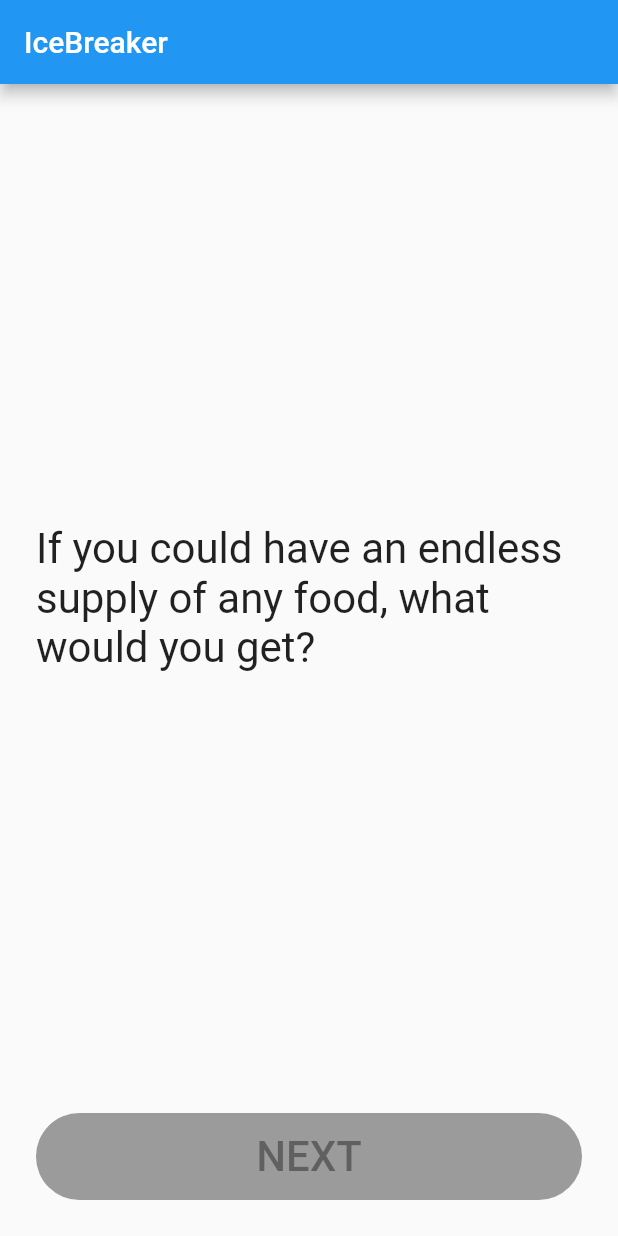
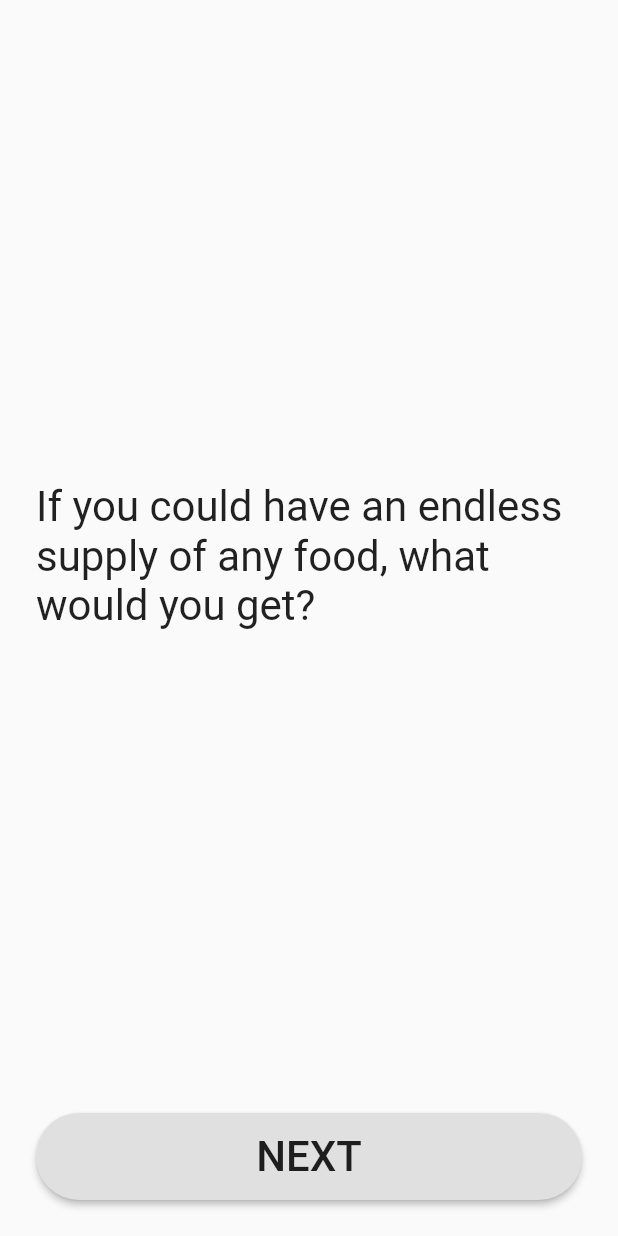
Before and after one commit to aroussie-zz/Icebreaker, a Flutter app: the screen it shows after launch, on a phone screen of 412 x 824 dp. Run offline on Flutter 3.47's test engine with Material 2 defaults, Android fonts, the phone set to English and light mode, and no system bars.

```diff
--- a/lib/main.dart
+++ b/lib/main.dart
@@ -21,34 +21,69 @@ class MyHomePage extends StatefulWidget {
   _MyHomePageState createState() => _MyHomePageState();
 }
 
-class _MyHomePageState extends State<MyHomePage> {
+class _MyHomePageState extends State<MyHomePage>
+    with SingleTickerProviderStateMixin {
+
+  List<String> questions = [
+    "If you could have an endless supply of any food, what would you get?",
+    "Hi",
+    "Hi test 3!!"
+  ];
+
+  AnimationController _animationController;
+  CurvedAnimation _curvedAnimation;
+  Animation<Offset> _offsetAnimation;
   final GlobalKey<AnimatedListState> _listKey = GlobalKey();
 
-  List<String> questions = [
-    "If you could have an endless supply of any food, what would you get?"
-  ];
+  @override
+  void initState() {
+    super.initState();
+    _animationController = AnimationController(
+      vsync: this,
+      duration: Duration(milliseconds: 500),
+    );
+
+    _curvedAnimation = CurvedAnimation(parent: _animationController,
+        curve: Curves.easeOut);
+
+    _offsetAnimation = Tween<Offset>(
+        begin: Offset(0, 0),
+        end: Offset(-400, 0)
+    ).animate(_curvedAnimation)..addListener(() {
+      setState(() {});
+    });
+
+  }
 
   @override
   Widget build(BuildContext context) {
     return Scaffold(
-        appBar: AppBar(
-          title: Text("IceBreaker"),
-        ),
         body: Stack(
+          fit: StackFit.expand,
+          overflow: Overflow.visible,
             children: questions.map((question) {
-        return buildQuestion(question);
+              // We only want to display one question at a time
+              //TODO: Might have to still display the second question but with opacity 0 ?
+              if (questions.indexOf(question) < 1) {
+                return Transform.translate(
+                    offset: _getFlickTransformOffset(),
+                    child: buildQuestion(question)
+                );
+              } else {
+                return Container();
+              }
             }).toList()));
   }
 
   Widget buildQuestion(String question) {
     return Padding(
-        padding: const EdgeInsets.fromLTRB(24,0,24,24),
+      padding: const EdgeInsets.fromLTRB(24, 0, 24, 24),
       child: Column(
         mainAxisAlignment: MainAxisAlignment.spaceBetween,
         mainAxisSize: MainAxisSize.max,
         children: <Widget>[
-            Expanded(child:
-            Center(
+          Expanded(
+              child: Center(
             child: Text(
               question,
               textScaleFactor: 2,
@@ -57,6 +92,7 @@ class _MyHomePageState extends State<MyHomePage> {
           Container(
             alignment: Alignment.bottomCenter,
             child: RaisedButton(
+              onPressed: () { _startAnimation();},
               child: SizedBox(
                 height: 58,
                 width: double.infinity,
@@ -76,4 +112,20 @@ class _MyHomePageState extends State<MyHomePage> {
       ),
     );
   }
+
+  Offset _getFlickTransformOffset() {
+      return _offsetAnimation.value;
   }
+
+  void _startAnimation() {
+    //Start the animation
+    _animationController.forward()
+        .whenComplete((){
+      setState(() {
+        _animationController.reset();
+        String question = questions.removeAt(0);
+        questions.add(question);
+      });
+    });
+  }
+}
```
Lines whose indentation alone changed are shown as unchanged.
